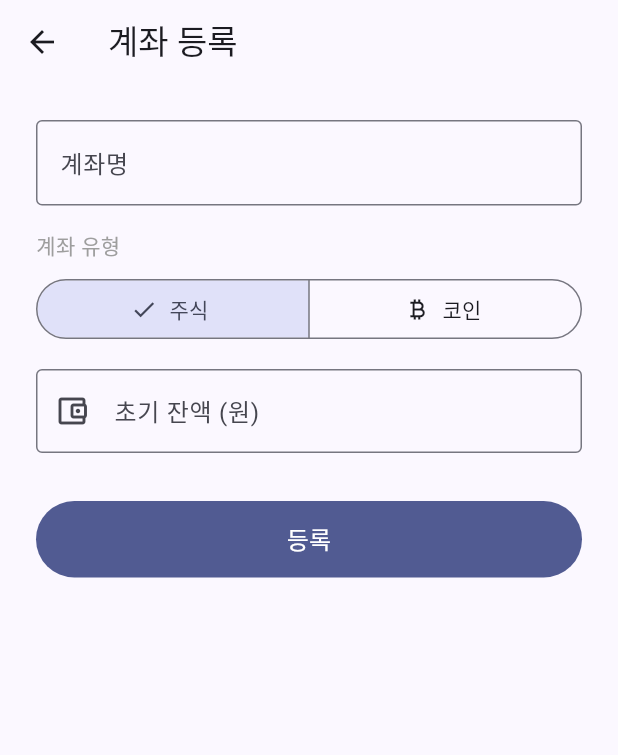
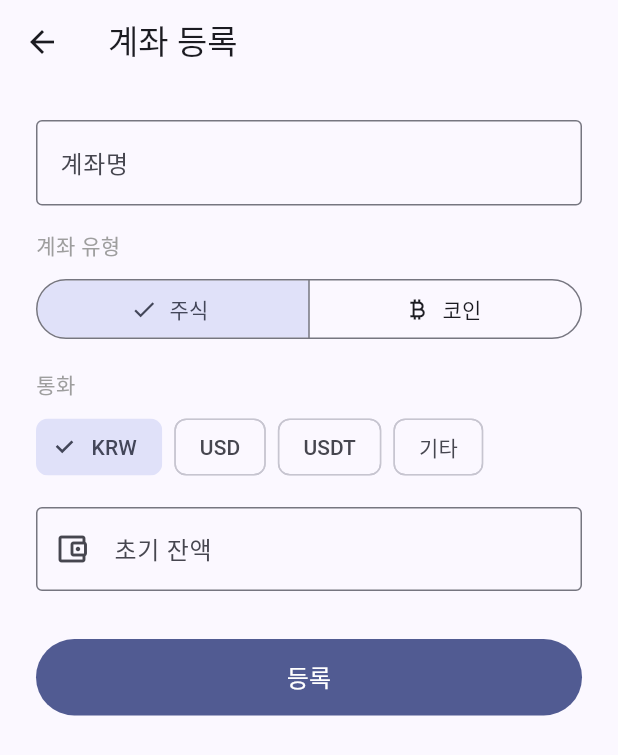
Before and after one commit to 2022136020/project_c, a Flutter app: the AddAccountScreen screen opened directly, on a phone screen of 412 x 824 dp. Shown: the top 755 px of the screen. Run offline on Flutter 3.47's test engine with Material 3 defaults, Android fonts, the phone set to English and light mode, and no system bars; our stand-ins replace cloud_firestore, firebase_auth, firebase_core, fl_chart; accounts and stored records are empty.

Commit message:
feat: 계좌 통화 선택 기능 추가 (KRW/USD/USDT/기타)
Account 모델에 currency 필드 추가, 계좌 등록 화면에 통화 선택 칩 UI 구현.
기존 데이터는 기본값 KRW로 마이그레이션.

Co-Authored-By: Claude Sonnet 4.6 <noreply@anthropic.com>

```diff
--- a/portfolio-tracker/lib/models/account.dart
+++ b/portfolio-tracker/lib/models/account.dart
@@ -5,6 +5,7 @@ class Account {
   final String name;
   final String type; // 'stock' | 'coin'
   final double initialBalance;
+  final String currency; // 'KRW' | 'USD' | 'USDT' | custom
   final DateTime createdAt;
 
   const Account({
@@ -12,8 +13,17 @@ class Account {
     required this.name,
     required this.type,
     required this.initialBalance,
+    this.currency = 'KRW',
     required this.createdAt,
   });
+
+  String get currencySymbol {
+    switch (currency) {
+      case 'KRW': return '₩';
+      case 'USD': return '\$';
+      default: return currency;
+    }
+  }
 
   factory Account.fromDoc(DocumentSnapshot doc) {
     final d = doc.data() as Map<String, dynamic>;
@@ -22,6 +32,7 @@ class Account {
       name: d['name'] as String,
       type: d['type'] as String,
       initialBalance: (d['initialBalance'] as num).toDouble(),
+      currency: d['currency'] as String? ?? 'KRW',
       createdAt: (d['createdAt'] as Timestamp).toDate(),
     );
   }
@@ -30,6 +41,7 @@ class Account {
         'name': name,
         'type': type,
         'initialBalance': initialBalance,
+        'currency': currency,
         'createdAt': Timestamp.fromDate(createdAt),
       };
 }
--- a/portfolio-tracker/lib/screens/account/add_account_screen.dart
+++ b/portfolio-tracker/lib/screens/account/add_account_screen.dart
@@ -16,14 +16,23 @@ class _AddAccountScreenState extends State<AddAccountScreen> {
   final _service = FirestoreService();
 
   String _type = 'stock';
+  String _currency = 'KRW';
+  bool _isCustomCurrency = false;
+  final _customCurrencyController = TextEditingController();
   bool _isLoading = false;
+
+  static const _presetCurrencies = ['KRW', 'USD', 'USDT'];
 
   @override
   void dispose() {
     _nameController.dispose();
     _balanceController.dispose();
+    _customCurrencyController.dispose();
     super.dispose();
   }
+
+  String get _resolvedCurrency =>
+      _isCustomCurrency ? _customCurrencyController.text.trim() : _currency;
 
   Future<void> _submit() async {
     if (!_formKey.currentState!.validate()) return;
@@ -34,6 +43,7 @@ class _AddAccountScreenState extends State<AddAccountScreen> {
         name: _nameController.text.trim(),
         type: _type,
         initialBalance: double.parse(_balanceController.text.replaceAll(',', '')),
+        currency: _resolvedCurrency.isEmpty ? 'KRW' : _resolvedCurrency,
         createdAt: DateTime.now(),
       ));
       if (mounted) Navigator.pop(context);
@@ -81,14 +91,55 @@ class _AddAccountScreenState extends State<AddAccountScreen> {
                 onSelectionChanged: (s) => setState(() => _type = s.first),
               ),
               const SizedBox(height: 16),
+              const Text('통화', style: TextStyle(fontSize: 14, color: Colors.grey)),
+              const SizedBox(height: 8),
+              Wrap(
+                spacing: 8,
+                children: [
+                  ..._presetCurrencies.map((c) => ChoiceChip(
+                        label: Text(c),
+                        selected: !_isCustomCurrency && _currency == c,
+                        onSelected: (_) => setState(() {
+                          _currency = c;
+                          _isCustomCurrency = false;
+                        }),
+                      )),
+                  ChoiceChip(
+                    label: const Text('기타'),
+                    selected: _isCustomCurrency,
+                    onSelected: (_) => setState(() => _isCustomCurrency = true),
+                  ),
+                ],
+              ),
+              if (_isCustomCurrency) ...[
+                const SizedBox(height: 8),
+                TextFormField(
+                  controller: _customCurrencyController,
+                  decoration: const InputDecoration(
+                    labelText: '통화 직접 입력',
+                    hintText: '예: BTC, ETH, JPY',
+                    border: OutlineInputBorder(),
+                  ),
+                  validator: (v) {
+                    if (_isCustomCurrency && (v == null || v.trim().isEmpty)) {
+                      return '통화를 입력해 주세요.';
+                    }
+                    return null;
+                  },
+                ),
+              ],
+              const SizedBox(height: 16),
               TextFormField(
                 controller: _balanceController,
                 keyboardType: TextInputType.number,
-                decoration: const InputDecoration(
-                  labelText: '초기 잔액 (원)',
+                decoration: InputDecoration(
+                  labelText: '초기 잔액',
                   hintText: '0',
-                  border: OutlineInputBorder(),
-                  prefixIcon: Icon(Icons.account_balance_wallet_outlined),
+                  border: const OutlineInputBorder(),
+                  prefixIcon: const Icon(Icons.account_balance_wallet_outlined),
+                  prefixText: _isCustomCurrency
+                      ? (_customCurrencyController.text.trim().isEmpty ? '' : '${_customCurrencyController.text.trim()} ')
+                      : (_currency == 'KRW' ? '₩ ' : _currency == 'USD' ? '\$ ' : 'USDT '),
                 ),
                 validator: (v) {
                   if (v == null || v.isEmpty) return '초기 잔액을 입력해 주세요.';
```
Also changed, not shown: portfolio-tracker/lib/screens/account/account_detail_screen.dart (+14 -7 lines), portfolio-tracker/lib/services/firestore_service.dart (+9 -2 lines).
